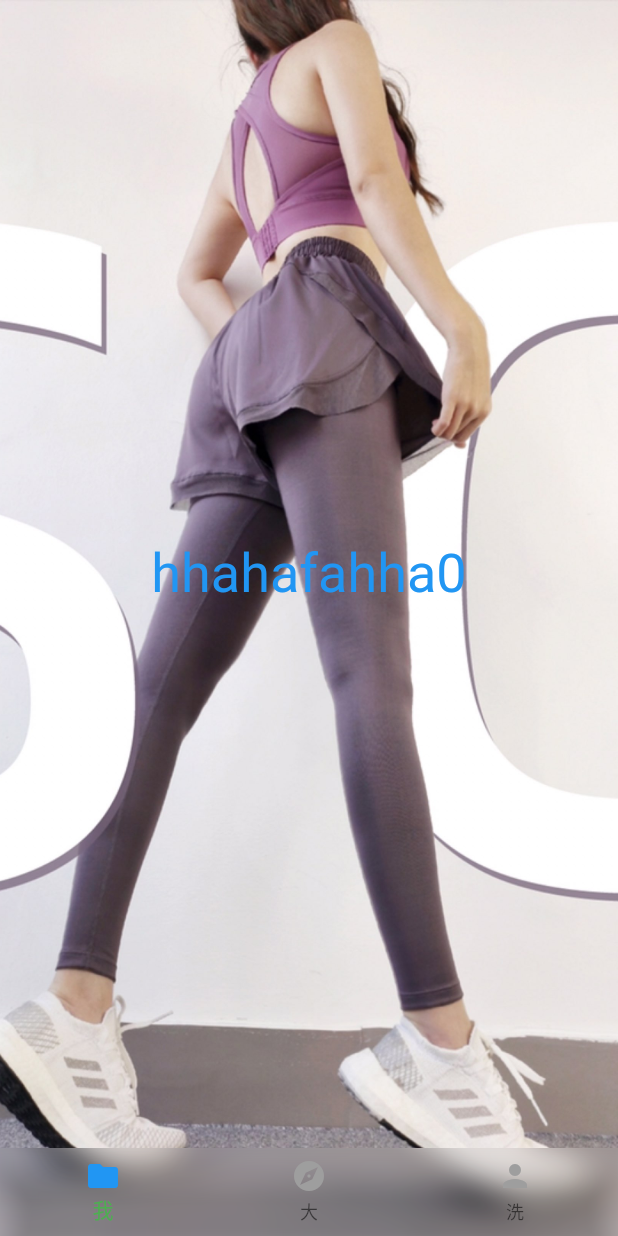
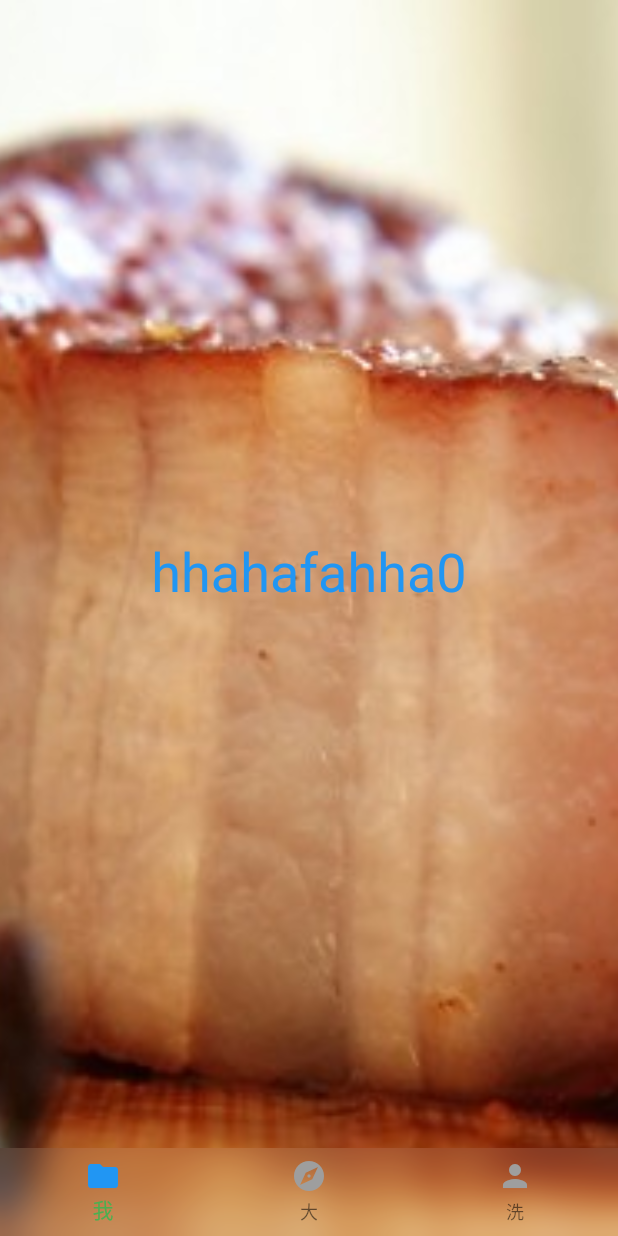
Before and after one commit to carpediemvv/flutter_buildself, a Flutter app: the screen it shows after launch, on a phone screen of 412 x 824 dp. Run offline on Flutter 3.47's test engine with Material 2 defaults, Android fonts, the light colour scheme and no system bars.

Commit message:
完美实现底部状态栏

```diff
--- a/lib/tab_navigator.dart
+++ b/lib/tab_navigator.dart
@@ -22,7 +22,7 @@ class _TabNavigatorState extends State<TabNavigator> {
     return  DecoratedBox(
         decoration: BoxDecoration(
             image:DecorationImage(
-              image: AssetImage('images/bg.jpg'),
+              image: AssetImage('images/bg1.jpg'),
               fit: BoxFit.fitHeight
             ),
         ),
@@ -72,6 +72,7 @@ class _TabNavigatorState extends State<TabNavigator> {
                   ),
                 ),
                 bottomNavigationBar: BlurOvalWidget(BottomNavigationBar(
+                  elevation: 0,
                   backgroundColor: Colors.transparent,
                   currentIndex: _currentIndex,
                   onTap: (index) {
--- a/lib/widget/BlurOvalWidget.dart
+++ b/lib/widget/BlurOvalWidget.dart
@@ -4,10 +4,8 @@ import 'package:flutter/material.dart';
 
 class BlurOvalWidget extends StatelessWidget {
   final Widget _widget;
-  double _padding = 0;
 
-  BlurOvalWidget(this._widget, {double padding = 0}) {
-    if (padding != 0) this._padding = padding;
+  BlurOvalWidget(this._widget) {
   }
 
   @override
@@ -20,7 +18,6 @@ class BlurOvalWidget extends StatelessWidget {
         ),
         child: Container(
           color: Colors.white10,
-          padding: EdgeInsets.all(_padding),
           child: _widget,
         ),
       ),
--- a/pubspec.yaml
+++ b/pubspec.yaml
@@ -43,6 +43,7 @@ flutter:
   # To add assets to your application, add an assets section, like this:
   assets:
     - images/bg.jpg
+    - images/bg1.jpg
 
 
   # An image asset can refer to one or more resolution-specific "variants", see
```
Also changed, not shown: images/bg1.jpg (added).
